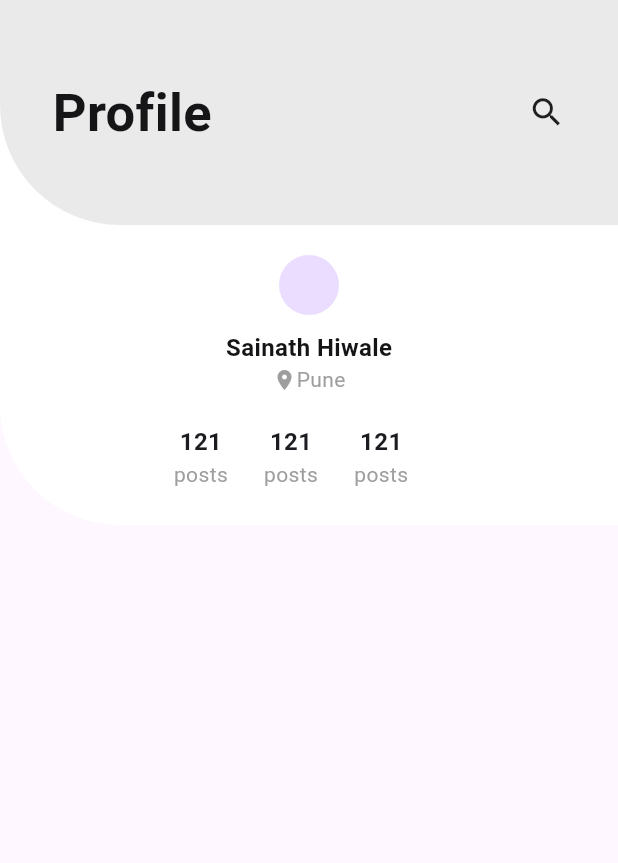
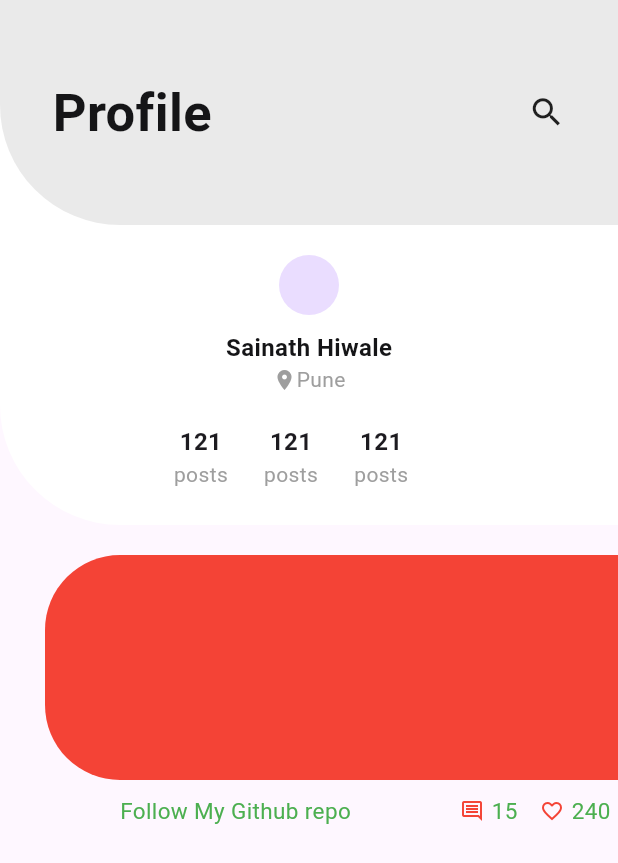
Before and after one commit to Sainathhiwale/flutterapps, a Flutter app: the screen it shows after launch, on a phone screen of 412 x 824 dp. Shown: the top 863 px of the screen. Run offline on Flutter 3.47's test engine with Material 3 defaults, Android fonts, the phone set to English and light mode, and no system bars.

Commit message:
mypost design code is implemented

```diff
--- a/lib/Utils/myStyle.dart
+++ b/lib/Utils/myStyle.dart
@@ -17,3 +17,5 @@ const TextStyle countText =
     TextStyle(fontWeight: FontWeight.w700, fontSize: 16.0);
 const TextStyle followText =
     TextStyle(fontWeight: FontWeight.w400, fontSize: 14.0, color: Colors.grey);
+
+const TextStyle postText = TextStyle(color: Colors.green, fontSize: 15.0);
--- a/lib/main.dart
+++ b/lib/main.dart
@@ -1,4 +1,5 @@
 import 'package:flutter/material.dart';
+import 'package:flutterapps/myPost.dart';
 import 'package:flutterapps/myappbar.dart';
 import 'package:flutterapps/profile.dart';
 void main(){
@@ -17,6 +18,7 @@ class MyApp extends StatelessWidget {
             children: [
               Stack(
                 children: [
+                  MyPosts(),
                   Profile(),
                   MyAppBar(),
                 ],
--- /dev/null
+++ b/lib/myPost.dart
@@ -0,0 +1,61 @@
+import 'package:flutter/material.dart';
+import 'package:flutterapps/Utils/myStyle.dart';
+
+class MyPosts extends StatelessWidget {
+
+  @override
+  Widget build(BuildContext context) {
+    return Padding(
+      padding: const EdgeInsets.only(top: 370),
+      child: Column(
+        children: [
+          Container(
+            decoration:  BoxDecoration(
+              color: Colors.red,
+              borderRadius: BorderRadius.only(bottomLeft: Radius.circular(50.0),topLeft: Radius.circular(50.0))
+            ),
+            margin: EdgeInsets.only(left: 30.0 ),
+            height: 150,
+            width: double.infinity,
+
+          ),
+          SizedBox(
+            height: 10.0,
+          ),
+          Container(
+             margin:EdgeInsets.only(left: 80.0 ,right: 5.0),
+             child: Row(
+               mainAxisAlignment: MainAxisAlignment.spaceBetween,
+              children: [
+                Text("Follow My Github repo", style: postText,
+                ),
+                Row(
+                  children: [
+                    Icon(Icons.comment_outlined, size: 16.0, color: Colors.red,
+                    ),
+                    SizedBox(
+                      width: 5,
+                    ),
+                    Text("15",
+                      style: postText,),
+                    SizedBox(
+                    width: 15,
+                    ),
+                    Icon(Icons.favorite_border, size: 16.0, color: Colors.red,
+                    ),
+                    SizedBox(
+                      width: 5,
+                    ),
+                    Text("240",
+                      style: postText,),
+
+                  ],
+                )
+              ],
+          ),
+           )
+        ],
+      ),
+    );
+  }
+}
```
